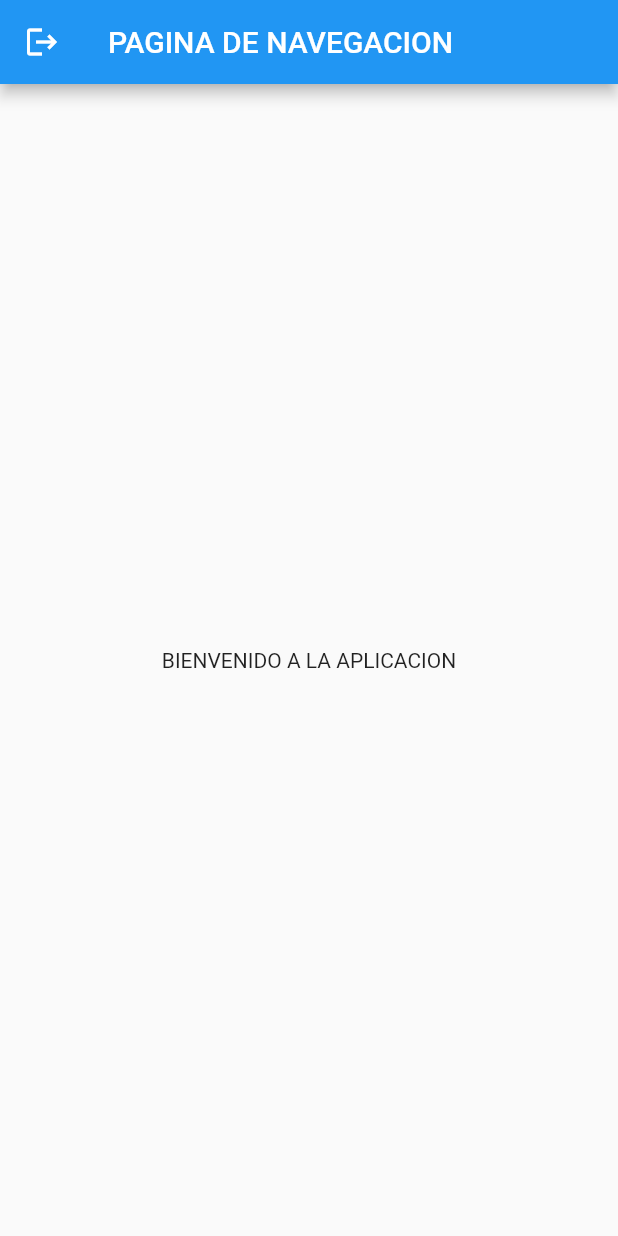
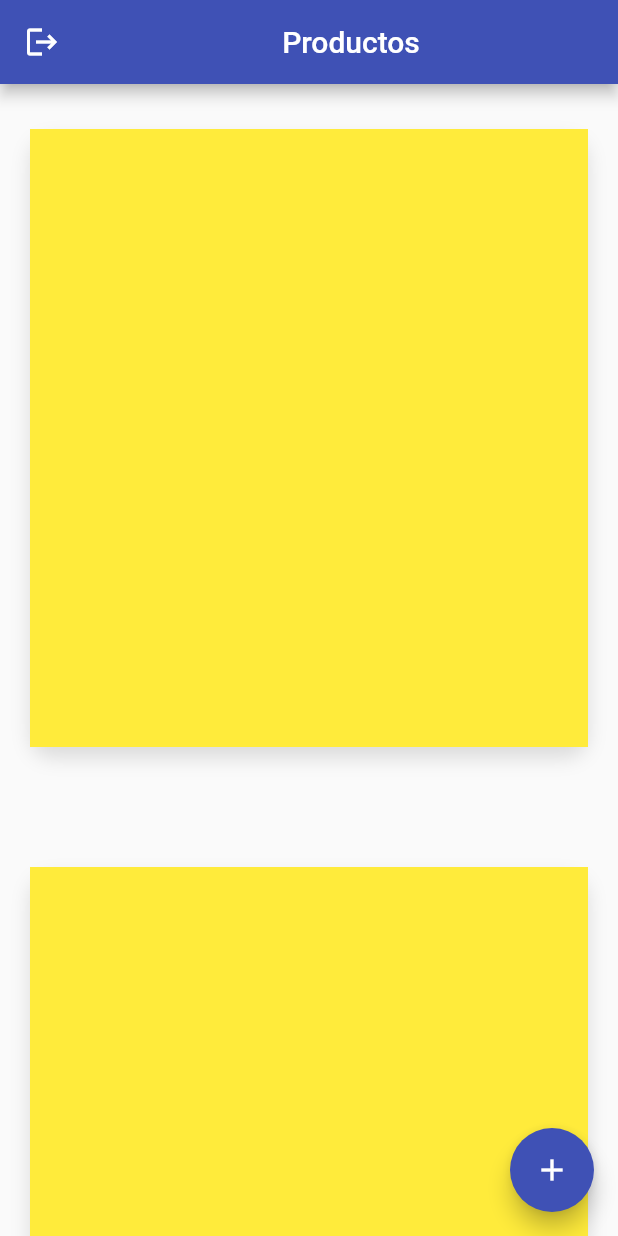
Before and after one commit to FSALVA157/login_flutter, a Flutter app: the HomeScreen screen opened by its route, on a phone screen of 412 x 824 dp. Run offline on Flutter 3.47's test engine with Material 2 defaults, Android fonts, the light colour scheme and no system bars; our stand-ins replace flutter_secure_storage; missing offline and left inert: stylish_dialog; accounts and stored records are empty.

```diff
--- a/lib/main.dart
+++ b/lib/main.dart
@@ -29,6 +29,10 @@ class MyApp extends StatelessWidget {
         'checkin': (_) => CheckAuthScreen()
       },
       scaffoldMessengerKey: NotificationsService.messengerKey,
+      theme: ThemeData.light().copyWith(
+          appBarTheme: AppBarTheme(color: Colors.indigo),
+          floatingActionButtonTheme:
+              FloatingActionButtonThemeData(backgroundColor: Colors.indigo)),
     );
   }
 }
--- a/lib/screens/home_screen.dart
+++ b/lib/screens/home_screen.dart
@@ -1,5 +1,6 @@
 import 'package:flutter/material.dart';
 import 'package:flutter_productos/services/services.dart';
+import 'package:flutter_productos/widgets/widgets.dart';
 import 'package:provider/provider.dart';
 
 class HomeScreen extends StatelessWidget {
@@ -16,10 +17,16 @@ class HomeScreen extends StatelessWidget {
               await authService.logout();
             },
             icon: Icon(Icons.logout)),
-        title: Text('PAGINA DE NAVEGACION'),
+        title: Center(child: Text('Productos')),
       ),
-      body: Center(
-        child: Text('BIENVENIDO A LA APLICACION'),
+      body: Center(child: ListView.builder(
+          //itemCount: 10,
+          itemBuilder: (BuildContext context, int index) {
+        return ProductsCard();
+      })),
+      floatingActionButton: FloatingActionButton(
+        onPressed: () {},
+        child: Icon(Icons.add),
       ),
     );
   }
--- /dev/null
+++ b/lib/widgets/products_card.dart
@@ -0,0 +1,48 @@
+import 'package:flutter/material.dart';
+
+class ProductsCard extends StatelessWidget {
+  const ProductsCard({Key? key}) : super(key: key);
+
+  @override
+  Widget build(BuildContext context) {
+    final tamanio = MediaQuery.of(context).size;
+    return Padding(
+      padding: const EdgeInsets.symmetric(horizontal: 20.0),
+      child: Container(
+        width: tamanio.width,
+        height: tamanio.height / 2,
+        margin: EdgeInsets.only(top: 30, bottom: 50),
+        decoration: _decorationCard(),
+        child: Stack(
+          children: [_backgroundImage()],
+        ),
+      ),
+    );
+  }
+
+  BoxDecoration _decorationCard() {
+    return BoxDecoration(
+        borderRadius: BorderRadius.circular(15.0),
+        color: Colors.white,
+        boxShadow: [
+          BoxShadow(
+              blurRadius: 10.0, color: Colors.black12, offset: Offset(0, 7))
+        ]);
+  }
+}
+
+class _backgroundImage extends StatelessWidget {
+  const _backgroundImage({
+    Key? key,
+  }) : super(key: key);
+
+  @override
+  Widget build(BuildContext context) {
+    final tamanio = MediaQuery.of(context).size;
+    return Container(
+      width: tamanio.width,
+      height: tamanio.height,
+      color: Colors.yellow,
+    );
+  }
+}
--- a/lib/widgets/widgets.dart
+++ b/lib/widgets/widgets.dart
@@ -1,2 +1,4 @@
 export 'package:flutter_productos/widgets/auth_background.dart';
 export 'package:flutter_productos/widgets/card_container.dart';
+
+export 'package:flutter_productos/widgets/products_card.dart';
--- a/pubspec.yaml
+++ b/pubspec.yaml
@@ -50,8 +50,8 @@ flutter:
   # the material Icons class.
   uses-material-design: true
   # To add assets to your application, add an assets section, like this:
-  # assets:
-  #   - images/a_dot_burr.jpeg
+  assets:
+   - assets/
   #   - images/a_dot_ham.jpeg
   # An image asset can refer to one or more resolution-specific "variants", see
   # https://flutter.dev/assets-and-images/#resolution-aware.
```
Also changed, not shown: assets/jar-loading.gif (added), assets/no-image.png (added).
